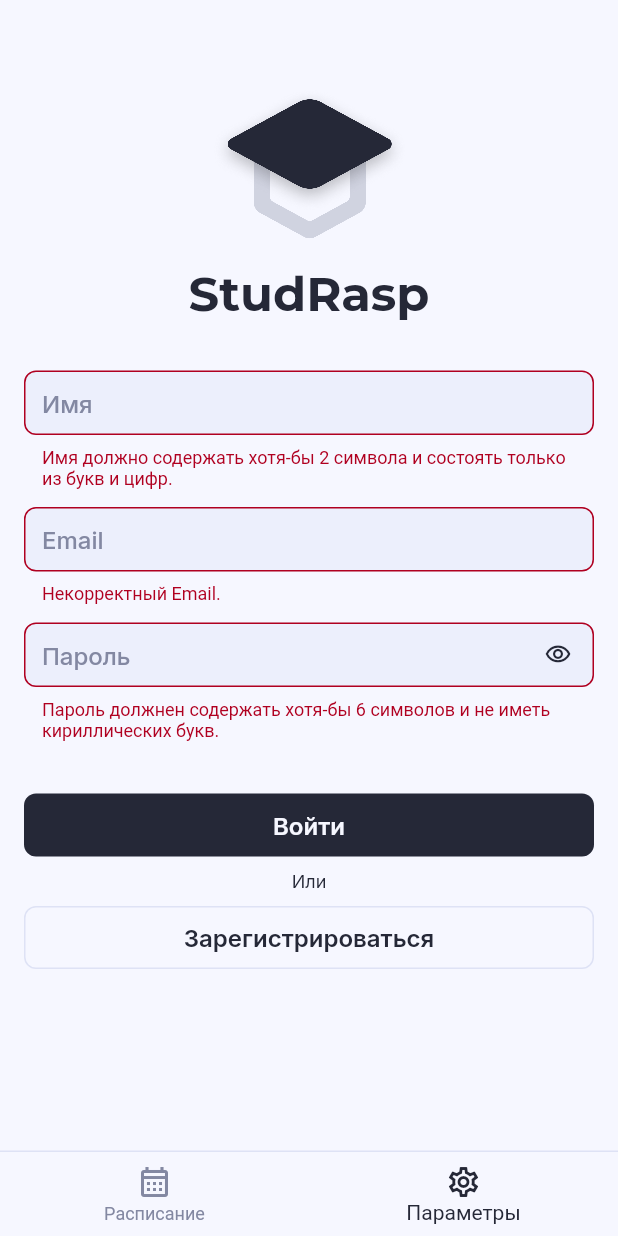
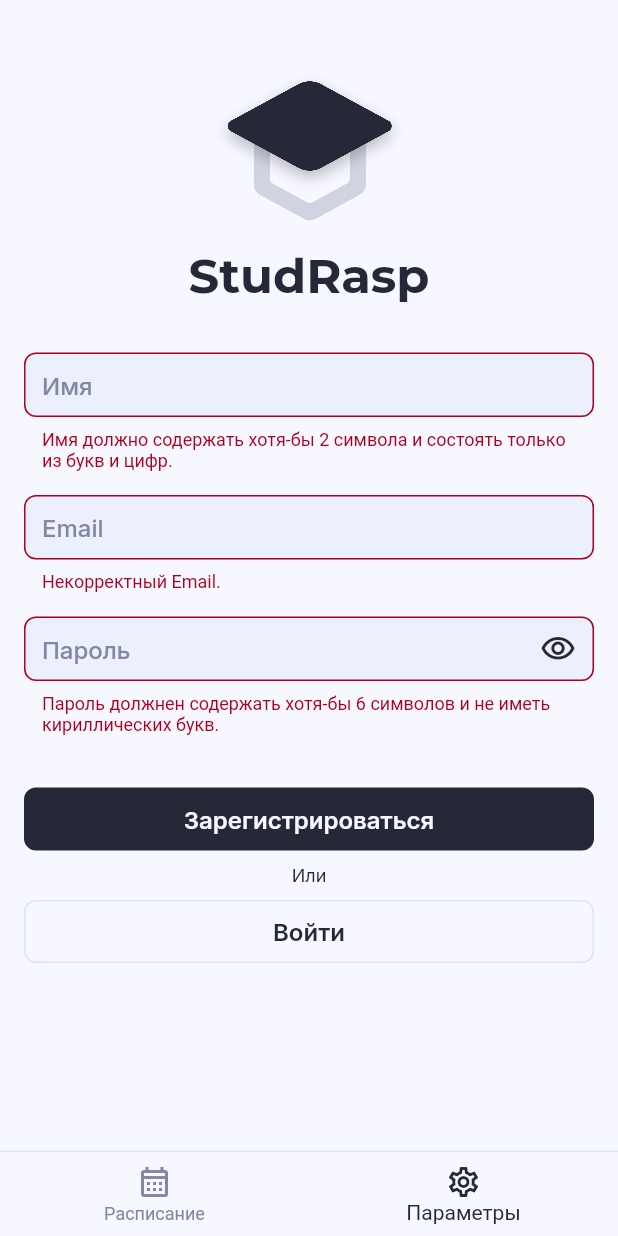
Before and after one commit to Null-Delta/StudRasp-Requiem, a Flutter app: the screen it shows after launch, item 2 of the bottom bar chosen, after a tap on "Войти", after a tap on "Зарегистрироваться", on a phone screen of 412 x 824 dp. Run offline on Flutter 3.47's test engine with Material 2 defaults, Android fonts, the phone set to English and light mode, and no system bars; our stand-ins replace firebase_auth, firebase_core, flutter_riverpod, flutter_svg, freezed_annotation, google_fonts; missing offline and left inert: day_night_time_picker, firebase_auth_web, firebase_core_web; accounts and stored records are empty; project files that could hold a hidden picture were left out.

Commit message:
Switching auth mode in AuthPage

```diff
--- a/studrasp_requiem/lib/ui/auth_page/auth_page.dart
+++ b/studrasp_requiem/lib/ui/auth_page/auth_page.dart
@@ -30,7 +30,8 @@ class AuthPage extends ConsumerStatefulWidget {
   ConsumerState<ConsumerStatefulWidget> createState() => _AuthPageState();
 }
 
-class _AuthPageState extends ConsumerState<AuthPage> {
+class _AuthPageState extends ConsumerState<AuthPage>
+    with SingleTickerProviderStateMixin {
   final email = TextEditingController();
   final name = TextEditingController();
   final password = TextEditingController();
@@ -45,6 +46,39 @@ class _AuthPageState extends ConsumerState<AuthPage> {
     'password': false,
   });
 
+  final isAuthProvider = StateProvider<bool>((ref) {
+    return true;
+  });
+
+  late final animationContoller = AnimationController(
+    duration: const Duration(milliseconds: 300),
+    vsync: this,
+  );
+
+  void auth() async {
+    ref.read(activeValidator.notifier).state = true;
+    if (validationController.isValidate()) {
+      print(
+        await ref
+            .read(userAuth.notifier)
+            .auth(email: email.text, password: password.text),
+      );
+    }
+  }
+
+  void reg() async {
+    ref.read(activeValidator.notifier).state = true;
+    if (validationController.isValidate()) {
+      print(
+        await ref.read(userAuth.notifier).reg(
+              name: name.text,
+              email: email.text,
+              password: password.text,
+            ),
+      );
+    }
+  }
+
   @override
   Widget build(BuildContext context) {
     final colors = Theme.of(context).extension<AppColors>()!;
@@ -54,13 +88,33 @@ class _AuthPageState extends ConsumerState<AuthPage> {
       log(next.toString());
     });
 
+    final isAuth = ref.watch(isAuthProvider);
+
     return Scaffold(
       body: SafeArea(
         child: SingleChildScrollView(
           padding: const EdgeInsets.symmetric(horizontal: 16),
           child: Column(
             children: [
-              const SizedBox(height: 48),
+              SlideTransition(
+                position: Tween<Offset>(
+                  begin: Offset(
+                    0,
+                    ref.read(activeValidator) &&
+                            !validationController.state['name']!
+                        ? 0.4
+                        : 0.2,
+                  ),
+                  end: const Offset(0, 0),
+                ).animate(
+                  CurvedAnimation(
+                    parent: animationContoller,
+                    curve: Curves.easeInOutBack,
+                  ),
+                ),
+                child: Column(
+                  children: [
+                    const SizedBox(height: 36),
                     SizedBox(
                       height: 128,
                       width: 128,
@@ -75,25 +129,55 @@ class _AuthPageState extends ConsumerState<AuthPage> {
                         fontSize: 32,
                       ),
                     ),
+                  ],
+                ),
+              ),
               const SizedBox(height: 32),
               Consumer(
                 builder: (_, ref, __) {
                   final active = ref.watch(activeValidator);
                   return Column(
                     children: [
-                      AppTextField(
+                      Container(
+                        child: FadeTransition(
+                          opacity: CurvedAnimation(
+                            parent: animationContoller,
+                            curve: Curves.easeInOutBack,
+                          ),
+                          child: SlideTransition(
+                            position: Tween<Offset>(
+                              begin: const Offset(0, -0.5),
+                              end: const Offset(0, 0),
+                            ).animate(
+                              CurvedAnimation(
+                                parent: animationContoller,
+                                curve: Curves.easeInOutBack,
+                              ),
+                            ),
+                            child: Padding(
+                              padding: const EdgeInsets.only(bottom: 16),
+                              child: AppTextField(
                                 controller: name,
                                 hint: 'Имя',
                                 showError: active,
-                        validator: RegExp(r'^[а-яА-ЯёЁa-zA-Z0-9 ]{2,}$'),
+                                validator:
+                                    RegExp(r'^[а-яА-ЯёЁa-zA-Z0-9 ]{2,}$'),
                                 onChangeValidation: (val) {
-                          validationController.setValidation('name', val);
+                                  validationController.setValidation(
+                                    'name',
+                                    val,
+                                  );
                                 },
                                 errorText:
                                     'Имя должно содержать хотя-бы 2 символа и состоять только из букв и цифр.',
                               ),
-                      const SizedBox(height: 12),
-                      AppTextField(
+                            ),
+                          ),
+                        ),
+                      ),
+                      Padding(
+                        padding: const EdgeInsets.only(bottom: 16),
+                        child: AppTextField(
                           controller: email,
                           hint: 'Email',
                           showError: active,
@@ -105,7 +189,7 @@ class _AuthPageState extends ConsumerState<AuthPage> {
                           },
                           errorText: 'Некорректный Email.',
                         ),
-                      const SizedBox(height: 12),
+                      ),
                       AppTextField(
                         controller: password,
                         hint: 'Пароль',
@@ -126,21 +210,12 @@ class _AuthPageState extends ConsumerState<AuthPage> {
               ),
               const SizedBox(height: 32),
               ElevatedButton(
-                onPressed: () async {
-                  ref.read(activeValidator.notifier).state = true;
-                  if (validationController.isValidate()) {
-                    print(
-                      await ref
-                          .read(userAuth.notifier)
-                          .auth(email: email.text, password: password.text),
-                    );
-                  }
-                },
+                onPressed: isAuth ? auth : reg,
                 style: ElevatedButton.styleFrom(
                   textStyle: textStyles.subtitle,
                   minimumSize: const Size(double.infinity, 42),
                 ),
-                child: const Text('Войти'),
+                child: Text(isAuth ? 'Войти' : 'Зарегистрироваться'),
               ),
               const SizedBox(height: 6),
               Text(
@@ -149,17 +224,14 @@ class _AuthPageState extends ConsumerState<AuthPage> {
               ),
               const SizedBox(height: 6),
               ElevatedButton(
-                onPressed: () async {
-                  ref.read(activeValidator.notifier).state = true;
-                  if (validationController.isValidate()) {
-                    print(
-                      await ref.read(userAuth.notifier).reg(
-                            name: name.text,
-                            email: email.text,
-                            password: password.text,
-                          ),
-                    );
+                onPressed: () {
+                  if (animationContoller.isCompleted) {
+                    animationContoller.reverse();
+                  } else {
+                    animationContoller.forward();
                   }
+
+                  ref.read(isAuthProvider.notifier).update((state) => !state);
                 },
                 style: ElevatedButton.styleFrom(
                   textStyle: textStyles.subtitle,
@@ -170,7 +242,7 @@ class _AuthPageState extends ConsumerState<AuthPage> {
                   ),
                   minimumSize: const Size(double.infinity, 42),
                 ),
-                child: const Text('Зарегистрироваться'),
+                child: Text(isAuth ? 'Зарегистрироваться' : 'Войти'),
               ),
             ],
           ),
--- a/studrasp_requiem/lib/ui/widgets/app_text_field.dart
+++ b/studrasp_requiem/lib/ui/widgets/app_text_field.dart
@@ -95,6 +95,7 @@ class _AppTextFieldState extends ConsumerState<AppTextField> {
                       color: Colors.transparent,
                       child: IconButton(
                         padding: EdgeInsets.zero,
+                        iconSize: 24,
                         splashRadius: 22,
                         onPressed: () {
                           ref
```
Lines whose indentation alone changed are shown as unchanged.
